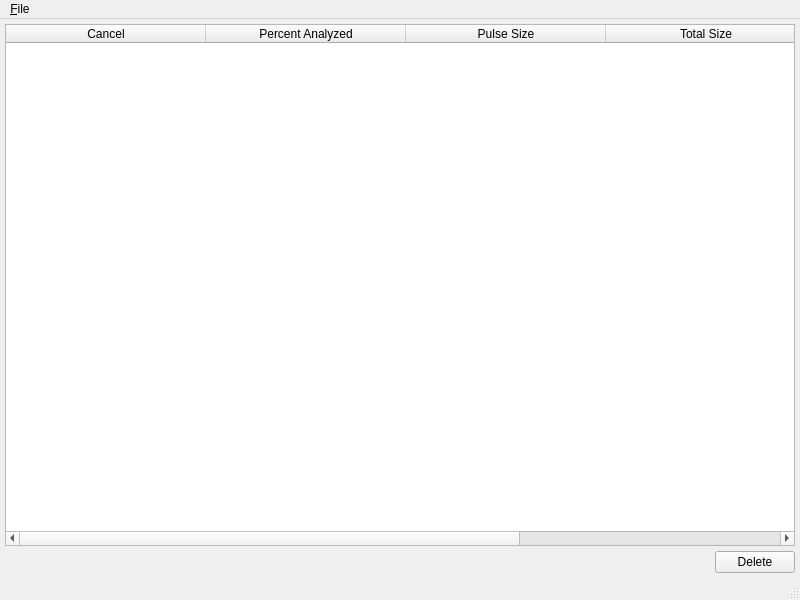
Old version of the form UI/starbeamanalyzer.ui in the repository xloem/spot-on-svn.
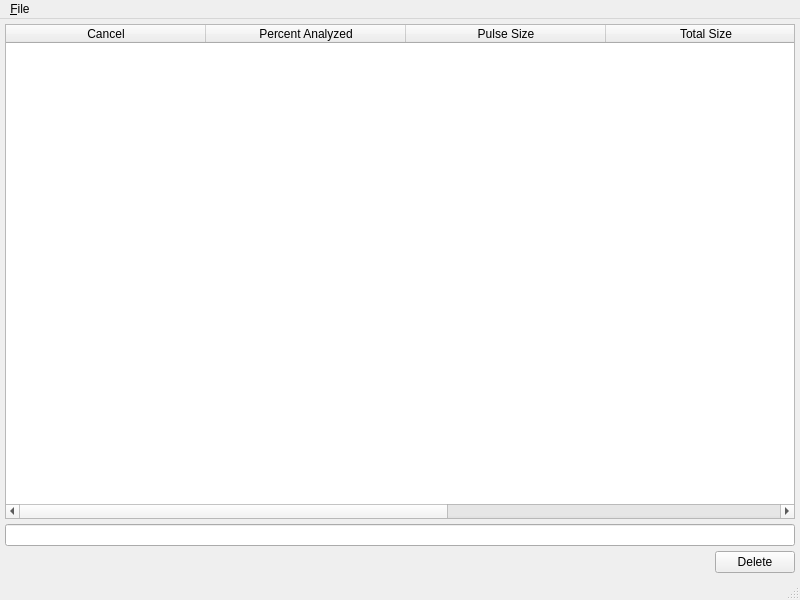
New version of the form. Icons and pictures are not drawn.

```diff
--- a/UI/starbeamanalyzer.ui
+++ b/UI/starbeamanalyzer.ui
@@ -73,6 +73,11 @@
         <string>File</string>
        </property>
       </column>
+      <column>
+       <property name="text">
+        <string>Results</string>
+       </property>
+      </column>
       <column>
        <property name="text">
         <string>OID</string>
@@ -80,6 +85,13 @@
       </column>
      </widget>
     </item>
+    <item>
+     <widget class="QLineEdit" name="results">
+      <property name="readOnly">
+       <bool>true</bool>
+      </property>
+     </widget>
+    </item>
     <item>
      <layout class="QHBoxLayout" name="horizontalLayout">
       <property name="spacing">
```
Left out of the diff: 3 changed lines with no effect on the pictures.
